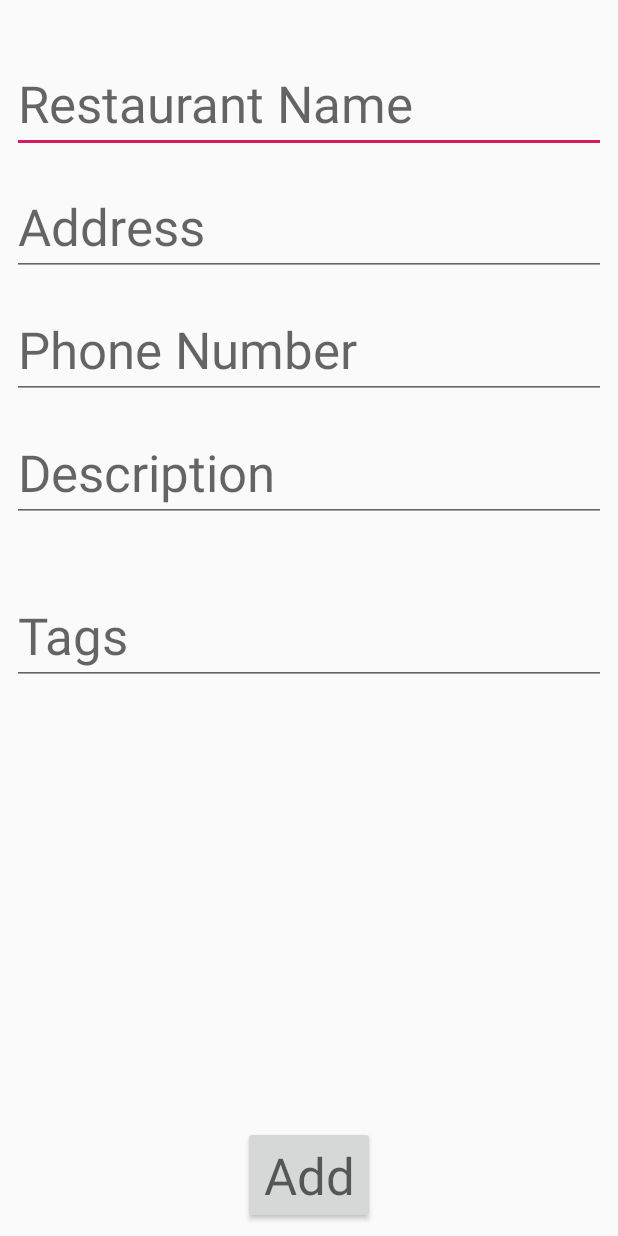
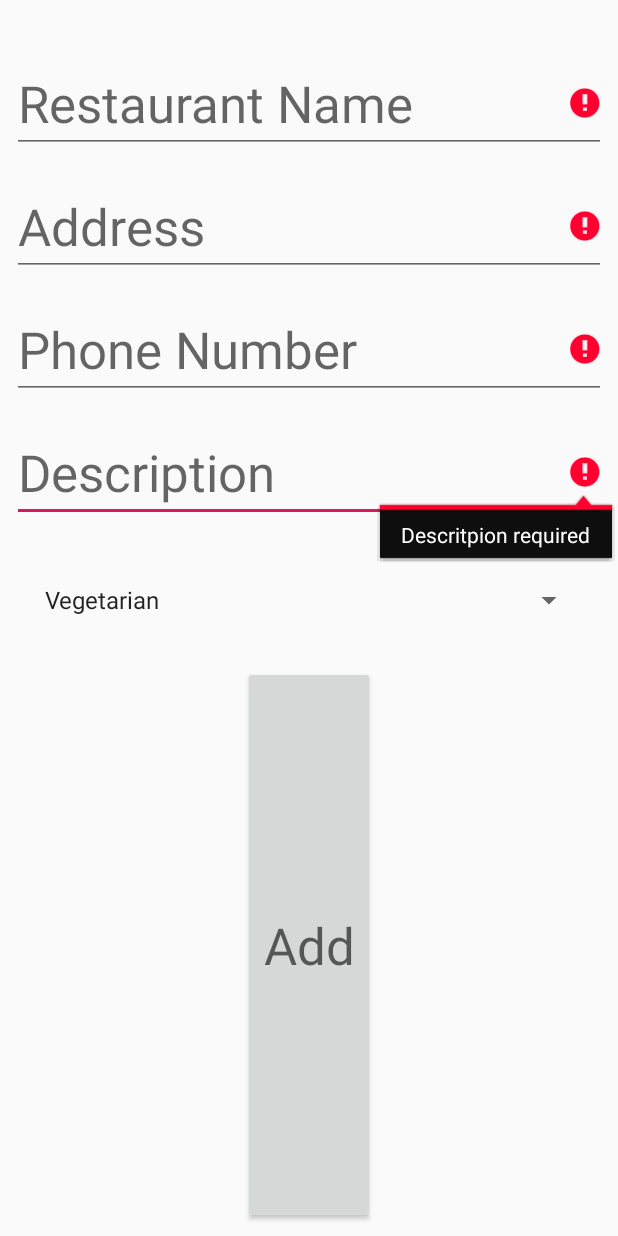
Before and after one commit to habdallah005/AndroidFinalProject, an Android app: the AddRestaurant screen opened directly, with no data from a screen before it, after a tap on "Add", on a phone screen of 412 x 824 dp. Run offline under Robolectric (Android 15) with nearby library versions, the phone set to English and light mode, and no system bars.

Commit message:
"Add the restaurant and my restaurant working perfect". Chris your code is still there but i just put all the strings that you passed to the database into backend Restaurant

```diff
--- a/app/src/main/AndroidManifest.xml
+++ b/app/src/main/AndroidManifest.xml
@@ -1,6 +1,10 @@
 <?xml version="1.0" encoding="utf-8"?>
 <manifest xmlns:android="http://schemas.android.com/apk/res/android"
     package="com.example.abdallah">
+
+    <uses-permission android:name="android.permission.READ_EXTERNAL_STORAGE"/>
+    <uses-permission android:name="android.permission.WRITE_EXTERNAL_STORAGE"/>
+    <uses-permission android:name="com.google.android.providers.gsf.permission.READ_GSERVICE" />
 
     <application
         android:allowBackup="true"
--- a/app/src/main/java/com/example/abdallah/AndroidRestaurant/AddRestaurant.java
+++ b/app/src/main/java/com/example/abdallah/AndroidRestaurant/AddRestaurant.java
@@ -1,56 +1,142 @@
 package com.example.abdallah.AndroidRestaurant;
 
 import android.content.Context;
+import android.database.sqlite.SQLiteDatabase;
 import android.os.Bundle;
 import android.app.Activity;
+import android.text.TextUtils;
 import android.view.View;
+import android.widget.AdapterView;
 import android.widget.ArrayAdapter;
 import android.widget.Button;
-import android.widget.EditText;
+import android.widget.Spinner;
+import android.widget.TextView;
 import android.widget.Toast;
 
 import com.example.abdallah.Backend.helpers.DBHelper;
+import com.example.abdallah.Backend.model.Restaurant;
 import com.example.abdallah.R;
 
-import java.util.ArrayList;
 
 
-public class AddRestaurant extends Activity {
+public class AddRestaurant extends Activity implements AdapterView.OnItemSelectedListener {
+
+    TextView txtName;
+    TextView txtAddress;
+    TextView txtPhone;
+    TextView txtDescription;
+    String tTags;
+
+    Spinner spin;
+
+    int hold;
+    //Create Spinner for the tags, this is the dropdown same as select in html
+    String[] tags={"Vegetarian","Vegan","Organic","Italian","Thai","Japanese",
+            "African", "Brazilian", "Portuguese", "Chinese", "Others"};
+
+    DBHelper dbHelper;
 
     @Override
     protected void onCreate(Bundle savedInstanceState) {
         super.onCreate(savedInstanceState);
         setContentView(R.layout.activity_add_restaurant);
 
-        final DBHelper db = new DBHelper(this);
+
+        spin = findViewById(R.id.txtTags);
+        spin.setOnItemSelectedListener(this);
+        ArrayAdapter adapter = new ArrayAdapter(this,android.R.layout.simple_spinner_item,tags);
+        adapter.setDropDownViewResource(android.R.layout.simple_spinner_dropdown_item);
+        //Setting the ArrayAdapter data on the Spinner
+        spin.setAdapter(adapter);
+        spin.setOnItemSelectedListener(new AdapterView.OnItemSelectedListener() {
+            @Override
+            public void onItemSelected(AdapterView<?> parent, View view, int position, long id) {
+                hold = spin.getSelectedItemPosition()+1;
+                tTags = tags[hold];
+            }
+
+            @Override
+            public void onNothingSelected(AdapterView<?> parent) {
+
+            }
+        });
 
         Button btn = findViewById(R.id.btnAdd);
-        final EditText text1 = findViewById(R.id.txtName);
-        final EditText text2 =findViewById(R.id.txtAddress);
-        final EditText text3 =findViewById(R.id.txtPhone);
-        final EditText text4 =findViewById(R.id.txtDescription);
-        final EditText text5 =findViewById(R.id.txtTags);
-
         btn.setOnClickListener(new View.OnClickListener() {
             @Override
             public void onClick(View v) {
-                {
-                    String value1 = text1.getText().toString();
-                    String value2 =text2.getText().toString();
-                    String value3 =text3.getText().toString();
-                    String value4 =text4.getText().toString();
-                    String value5 =text5.getText().toString();
-
-                    db.insertData(value1,value2,value3,value4,value5);
-
-                    Context context = getApplicationContext();
-                    CharSequence text = "Submitted... i think!";
-                    int duration = Toast.LENGTH_SHORT;
-
-                    Toast toast = Toast.makeText(context, text, duration);
-                    toast.show();
-                }
+                add_Restaurant(v);
             }
         });
+
+    }
+
+    public void add_Restaurant(View view) {
+
+        dbHelper = new DBHelper(this);
+        //Get all the value from the xml
+        // set the string
+        txtName = findViewById(R.id.txtName);
+        txtAddress = findViewById(R.id.txtAddress);
+        txtPhone = findViewById(R.id.txtPhone);
+        txtDescription = findViewById(R.id.txtDescription);
+
+        String name = txtName.getText().toString();
+        String address = txtAddress.getText().toString();
+        String phone = txtPhone.getText().toString();
+        String description = txtDescription.getText().toString();
+        //String tags =txtTags.getText().toString();
+
+        txtName.setError(null);
+        txtAddress.setError(null);
+        txtDescription.setError(null);
+        txtPhone.setError(null);
+
+        View focusView = null;
+        boolean cancel = false;
+
+
+        if (TextUtils.isEmpty(name)) {
+            txtName.setError("Restaurant Name required");
+            focusView = txtName;
+            cancel = true;
+        }
+
+        if (TextUtils.isEmpty(address)) {
+            txtAddress.setError("Address required");
+            focusView = txtAddress;
+            cancel = true;
+        }
+
+        if (TextUtils.isEmpty(phone)) {
+            txtPhone.setError("Phone required");
+            focusView = txtPhone;
+            cancel = true;
+        }
+
+
+        if (TextUtils.isEmpty(description)) {
+            txtDescription.setError("Descritpion required");
+            focusView = txtDescription;
+            cancel = true;
+        }
+
+        if (cancel) {
+            focusView.requestFocus();
+        } else {
+            Restaurant restaurant = new Restaurant(name, address, phone, description, tTags);
+            SQLiteDatabase db = dbHelper.getWritableDatabase();
+            long d = dbHelper.insertData(db, restaurant);
+        }
+    }
+
+    @Override
+    public void onItemSelected(AdapterView<?> parent, View view, int position, long id) {
+
+    }
+
+    @Override
+    public void onNothingSelected(AdapterView<?> parent) {
+
     }
 }
--- a/app/src/main/java/com/example/abdallah/Backend/helpers/DBHelper.java
+++ b/app/src/main/java/com/example/abdallah/Backend/helpers/DBHelper.java
@@ -5,24 +5,31 @@ import android.content.Context;
 import android.database.Cursor;
 import android.database.sqlite.SQLiteDatabase;
 import android.database.sqlite.SQLiteOpenHelper;
+import com.example.abdallah.Backend.model.Restaurant;
+
+import java.util.ArrayList;
 
 public class DBHelper extends SQLiteOpenHelper {
+
+
+
+    public static final int DB_VERSION = 2; // Database version
+    public static final String DB_NAME = "Restaurant.db";
+
     private Context context;
-    public static final int DB_VERSION = 2; // Database version
-    public static final String DB_NAME = "rGuide.db";
 
     public DBHelper(Context context) {
         super(context, DB_NAME, null, DB_VERSION);
         this.context = context;
     }
+
     @Override
     public void onCreate(SQLiteDatabase db) {
         try {
-            db.execSQL(RestaurantContract.RestaurantEntity.SQL_CREATE_TABLE);
+            db.execSQL(RestaurantContract.RestaurantEntity.SQL_CREATE_RESTAURANT);
         }catch(Exception e){
             e.printStackTrace();
         }
-
     }
 
     @Override
@@ -37,23 +44,58 @@ public class DBHelper extends SQLiteOpenHelper {
 
         }
     }
+    // We created a model called Restaurant
 
-    public boolean insertData(String name, String address, String phone, String description, String tags) {
-        SQLiteDatabase db = this.getWritableDatabase();
-        ContentValues contentValues = new ContentValues();
-        contentValues.put(RestaurantContract.RestaurantEntity.column_name,name);
-        contentValues.put(RestaurantContract.RestaurantEntity.column_address,address);
-        contentValues.put(RestaurantContract.RestaurantEntity.column_phone,phone);
-        contentValues.put(RestaurantContract.RestaurantEntity.column_description,description);
-        contentValues.put(RestaurantContract.RestaurantEntity.column_tags,tags);
-        long result = db.insert(RestaurantContract.RestaurantEntity.TABLE_RESTAURANT,null,contentValues);
-        return result !=-1;
+    public long insertData(SQLiteDatabase db, Restaurant restaurant) {
+
+        ContentValues values = new ContentValues();
+        values.put(RestaurantContract.RestaurantEntity.column_name, restaurant.getName());
+        values.put(RestaurantContract.RestaurantEntity.column_address,restaurant.getAddress());
+        values.put(RestaurantContract.RestaurantEntity.column_phone,restaurant.getPhoneNumber());
+        values.put(RestaurantContract.RestaurantEntity.column_description,restaurant.getDescription());
+        values.put(RestaurantContract.RestaurantEntity.column_tags,restaurant.getTags());
+
+        long d= db.insert(RestaurantContract.RestaurantEntity.TABLE_NAME,null,values);
+        return d;
+
     }
 
-    public Cursor viewData() {
-        SQLiteDatabase db = this.getReadableDatabase();
+    public ArrayList<String> viewData(SQLiteDatabase db) {
 
-        Cursor cursor = db.rawQuery("select * from " +RestaurantContract.RestaurantEntity.TABLE_RESTAURANT,null);
-        return cursor;
+        String[] projection = {
+                RestaurantContract.RestaurantEntity.column_name,
+                RestaurantContract.RestaurantEntity.column_phone
+
+        };
+
+
+        Cursor cursor = db.query(RestaurantContract.RestaurantEntity.TABLE_NAME,
+                projection,
+                null,
+                null,
+                null,
+                null,
+                null
+        );
+
+        //int i =0;
+
+        ArrayList<String> buffer = new ArrayList<>();
+        int i = 0;
+
+        while (cursor.moveToNext()) {
+            String name = cursor.getString(cursor.getColumnIndexOrThrow(RestaurantContract.RestaurantEntity.column_name));
+            String phone = cursor.getString(cursor.getColumnIndexOrThrow(RestaurantContract.RestaurantEntity.column_phone));
+
+            buffer.add(name + " " + phone);
+
+            name = " ";
+            phone = " ";
+
+        }
+        return buffer;
     }
+
+
+
 }
--- a/app/src/main/res/layout/activity_add_restaurant.xml
+++ b/app/src/main/res/layout/activity_add_restaurant.xml
@@ -66,6 +66,7 @@
         android:layout_height="0dp"
         android:layout_marginStart="8dp"
         android:layout_marginLeft="8dp"
+        android:layout_marginTop="32dp"
         android:layout_marginEnd="8dp"
         android:layout_marginRight="8dp"
         android:layout_marginBottom="8dp"
@@ -73,7 +74,8 @@
         android:textAppearance="@style/TextAppearance.AppCompat.Display1"
         app:layout_constraintBottom_toBottomOf="parent"
         app:layout_constraintEnd_toEndOf="parent"
-        app:layout_constraintStart_toStartOf="parent" />
+        app:layout_constraintStart_toStartOf="parent"
+        app:layout_constraintTop_toBottomOf="@+id/txtTags" />
 
     <EditText
         android:id="@+id/txtDescription"
@@ -93,24 +95,17 @@
         app:layout_constraintStart_toStartOf="parent"
         app:layout_constraintTop_toBottomOf="@+id/txtPhone" />
 
-    <EditText
+    <Spinner
         android:id="@+id/txtTags"
-        android:layout_width="0dp"
-        android:layout_height="wrap_content"
+        android:layout_width="368dp"
+        android:layout_height="0dp"
         android:layout_marginStart="8dp"
         android:layout_marginLeft="8dp"
+        android:layout_marginTop="40dp"
         android:layout_marginEnd="8dp"
         android:layout_marginRight="8dp"
-        android:layout_marginBottom="8dp"
-        android:ems="10"
-        android:hint="Tags"
-        android:inputType="textPersonName"
-        android:textAppearance="@style/TextAppearance.AppCompat.Display1"
-        app:layout_constraintBottom_toTopOf="@+id/btnAdd"
         app:layout_constraintEnd_toEndOf="parent"
-        app:layout_constraintHorizontal_bias="1.0"
         app:layout_constraintStart_toStartOf="parent"
-        app:layout_constraintTop_toBottomOf="@+id/txtDescription"
-        app:layout_constraintVertical_bias="0.129" />
+        app:layout_constraintTop_toBottomOf="@+id/txtDescription" />
 
 </android.support.constraint.ConstraintLayout>
```
Also changed, not shown: app/src/main/java/com/example/abdallah/AndroidRestaurant/MyRestaurants.java (+14 -25 lines), app/src/main/java/com/example/abdallah/Backend/helpers/RestaurantContract.java (+8 -11 lines).
